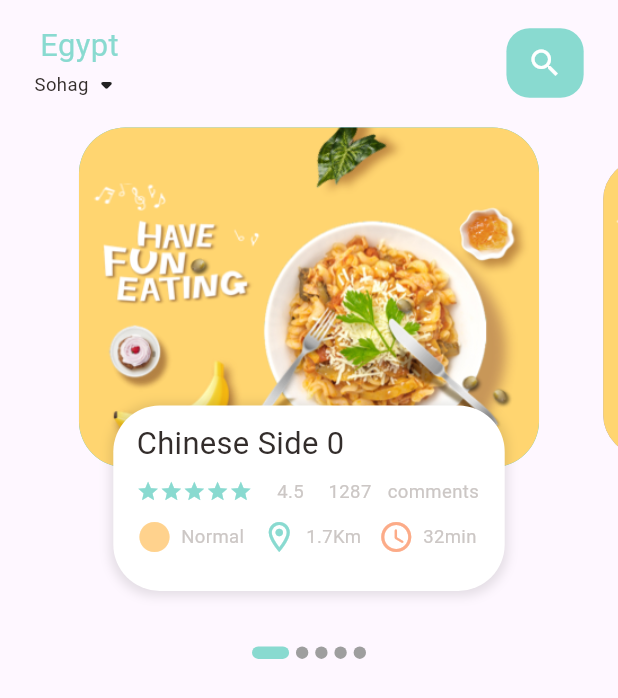
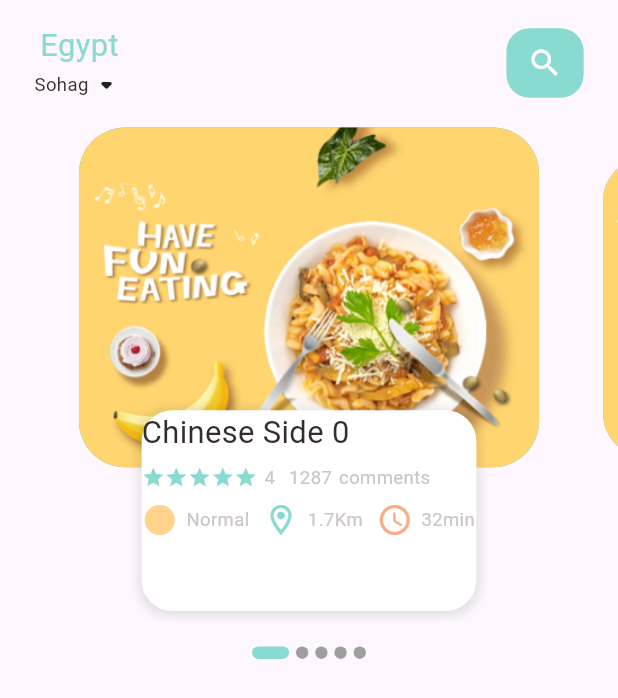
Before and after one commit to Fadyemil/food_delivery, a Flutter app: the screen it shows after launch, on a phone screen of 412 x 824 dp. Shown: the top 698 px of the screen. Run offline on Flutter 3.47's test engine with Material 3 defaults, Android fonts, the phone set to English and light mode, and no system bars; drawn by our look-alikes of carousel_slider, smooth_page_indicator; our stand-ins replace device_preview, flutter_screenutil, get.

Commit message:
response for all phone device

```diff
--- a/lib/features/home/ui/widget/deatils_meal.dart
+++ b/lib/features/home/ui/widget/deatils_meal.dart
@@ -5,8 +5,8 @@ import 'package:food_delivery_app/core/widget/big_text.dart';
 import 'package:food_delivery_app/core/widget/icon_and_text.dart';
 import 'package:food_delivery_app/core/widget/small_text.dart';
 
-class deatilsMeal extends StatelessWidget {
-  const deatilsMeal({
+class DetailsMeal extends StatelessWidget {
+  const DetailsMeal({
     super.key,
     required this.index,
   });
@@ -15,80 +15,75 @@ class deatilsMeal extends StatelessWidget {
   @override
   Widget build(BuildContext context) {
     return Container(
-      height: 120.h,
-      margin: EdgeInsets.only(left: 30.w, right: 30.w, bottom: 20.h),
+      alignment: Alignment.bottomCenter,
+      height: 130.h,
+      width: 195.w,
+      margin: EdgeInsets.only(
+        top: 7.h,
+        bottom: 7.h,
+      ),
       decoration: BoxDecoration(
-        borderRadius: BorderRadius.circular(30.r),
+        borderRadius: BorderRadius.circular(20.r),
         color: Colors.white,
         boxShadow: [
           BoxShadow(
             color: Colors.black.withOpacity(0.1),
-            spreadRadius: 2.0,
-            offset: Offset(0.0, 1.0),
-            blurRadius: 5.0,
-          )
+            spreadRadius: 2.r,
+            offset: Offset(0.w, 1.h),
+            blurRadius: 5.r,
+          ),
         ],
       ),
-      child: Container(
-        padding: EdgeInsets.only(top: 10.h, left: 15.h, right: 15.w),
       child: Column(
         crossAxisAlignment: CrossAxisAlignment.start,
         children: [
-            BigText(data: 'Chinese Side ${index}'),
-            SizedBox(height: 10.h),
+          BigText(data: 'Chinese Side $index'),
+          SizedBox(height: 8.h),
           Row(
-              mainAxisAlignment: MainAxisAlignment.spaceBetween,
+            // mainAxisAlignment: MainAxisAlignment.spaceBetween,
             children: [
               Wrap(
                 children: List.generate(
                   5,
-                    (index) {
-                      return Icon(
+                  (index) => Icon(
                     Icons.star,
                     color: AppColors.mainColor,
-                        size: 15.h,
-                      );
-                    },
+                    size: 15.sp,
                   ),
                 ),
-                SizedBox(width: 10.w),
-                SmallText(
-                  data: '4.5',
               ),
-                SizedBox(width: 10.w),
-                SmallText(
-                  data: '1287',
-                ),
-                SizedBox(width: 5.w),
-                SmallText(
-                  data: 'comments',
-                ),
+              SizedBox(width: 4.w),
+              SmallText(data: '4'),
+              SizedBox(width: 8.w),
+              SmallText(data: '1287'),
+              SizedBox(width: 4.w),
+              SmallText(data: 'comments'),
             ],
           ),
-            SizedBox(height: 10.h),
+          SizedBox(height: 8.h),
           Row(
+            // mainAxisAlignment: MainAxisAlignment.spaceBetween,
             children: [
               IconAndText(
                 icon: Icons.circle_sharp,
                 text: 'Normal',
                 iconColor: AppColors.iconColor1,
               ),
-                SizedBox(width: 10.w),
+              SizedBox(width: 8.w),
               IconAndText(
                 icon: Icons.location_on_outlined,
                 text: '1.7Km',
                 iconColor: AppColors.mainColor,
               ),
-                SizedBox(width: 10.w),
+              SizedBox(width: 8.w),
               IconAndText(
                 icon: Icons.access_time_rounded,
                 text: '32min',
                 iconColor: AppColors.iconColor2,
-                )
-              ],
-            )
+              ),
             ],
           ),
+        ],
       ),
     );
   }
--- a/lib/features/home/ui/widget/most_meal.dart
+++ b/lib/features/home/ui/widget/most_meal.dart
@@ -31,7 +31,7 @@ class _MostMealState extends State<MostMeal> {
                 imageContainer(index: index),
                 Align(
                   alignment: Alignment.bottomCenter,
-                  child: deatilsMeal(index: index),
+                  child: DetailsMeal(index: index),
                 ),
               ],
             );
```
Lines whose indentation alone changed are shown as unchanged.
